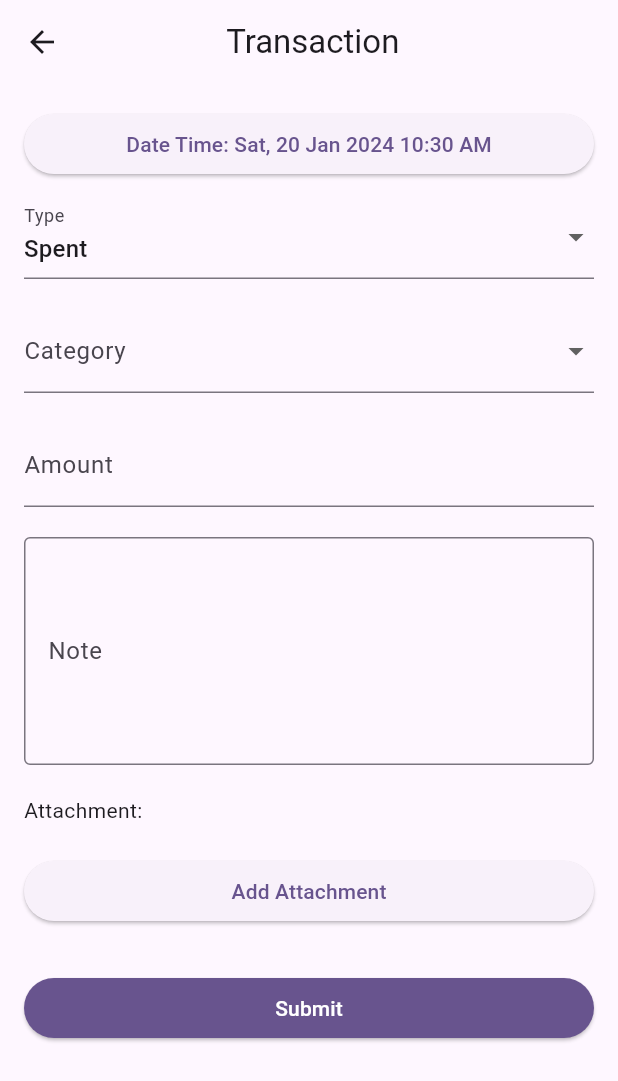
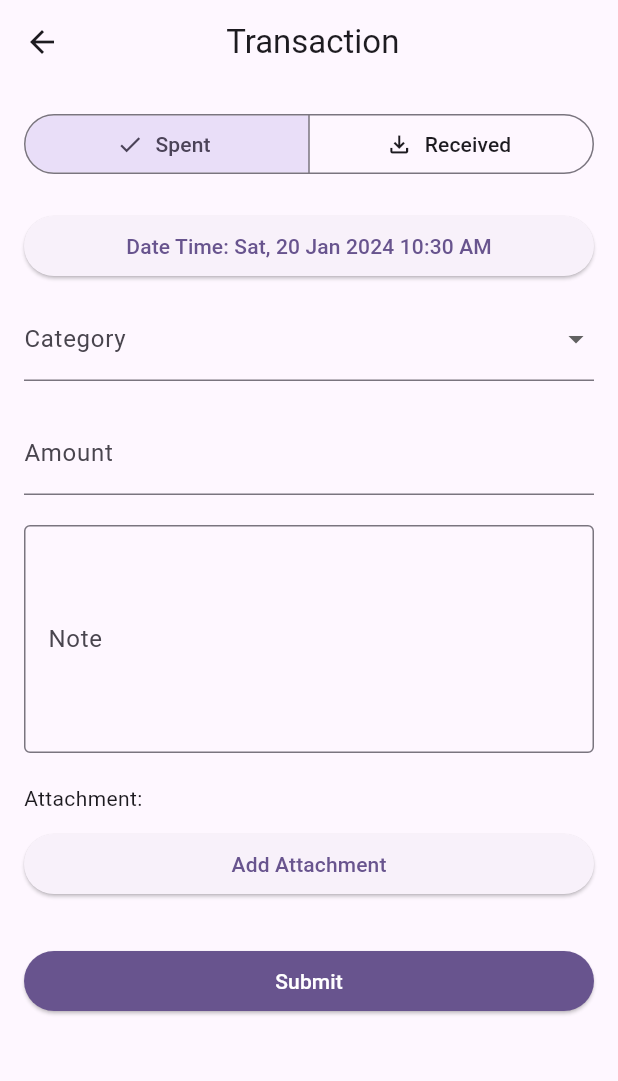
Before and after one commit to mussyahmi/my_finance_mate, a Flutter app: the TransactionFormPage screen opened directly with empty values, on a phone screen of 412 x 824 dp. Shown: the top 1081 px of the screen. Run offline on Flutter 3.47's test engine with Material 3 defaults, Android fonts, the phone set to English and light mode, and no system bars; our stand-ins replace adaptive_theme, cloud_firestore, device_info_plus, file_picker, firebase_auth, firebase_core and 7 more; accounts and stored records are empty.

Commit message:
Enhance transaction form page

```diff
--- a/lib/pages/category_list_page.dart
+++ b/lib/pages/category_list_page.dart
@@ -71,7 +71,7 @@ class _CategoryListPageState extends State<CategoryListPage> {
                       text: 'Spent',
                     ),
                     Tab(
-                      icon: Icon(Icons.file_upload_outlined),
+                      icon: Icon(Icons.file_download_outlined),
                       text: 'Received',
                     ),
                   ],
--- a/lib/pages/transaction_form_page.dart
+++ b/lib/pages/transaction_form_page.dart
@@ -77,6 +77,30 @@ class TransactionFormPageState extends State<TransactionFormPage> {
           child: Column(
             crossAxisAlignment: CrossAxisAlignment.stretch,
             children: <Widget>[
+              SegmentedButton(
+                segments: const [
+                  ButtonSegment(
+                    value: 'spent',
+                    label: Text('Spent'),
+                    icon: Icon(Icons.file_upload_outlined),
+                  ),
+                  ButtonSegment(
+                    value: 'received',
+                    label: Text('Received'),
+                    icon: Icon(Icons.file_download_outlined),
+                  ),
+                ],
+                selected: {selectedType},
+                onSelectionChanged: (newSelection) {
+                  setState(() {
+                    selectedType = newSelection.first;
+                    selectedCategoryId = null;
+                  });
+
+                  _fetchCategories();
+                },
+              ),
+              const SizedBox(height: 20),
               ElevatedButton(
                 onPressed: () async {
                   final selectedDate = await showDatePicker(
@@ -108,28 +132,6 @@ class TransactionFormPageState extends State<TransactionFormPage> {
                 ),
               ),
               const SizedBox(height: 10),
-              DropdownButtonFormField<String>(
-                value: selectedType,
-                onChanged: (newValue) {
-                  setState(() {
-                    selectedType = newValue as String;
-                    selectedCategoryId = null;
-                  });
-
-                  _fetchCategories();
-                },
-                items: ['spent', 'received']
-                    .map((type) => DropdownMenuItem(
-                          value: type,
-                          child: Text(
-                              '${type[0].toUpperCase()}${type.substring(1)}'),
-                        ))
-                    .toList(),
-                decoration: const InputDecoration(
-                  labelText: 'Type',
-                ),
-              ),
-              const SizedBox(height: 20),
               DropdownButtonFormField<String>(
                 value: selectedCategoryId,
                 onChanged: (newValue) async {
@@ -278,7 +280,7 @@ class TransactionFormPageState extends State<TransactionFormPage> {
                     ),
                   ],
                 ),
-              const SizedBox(height: 20),
+              const SizedBox(height: 10),
               ElevatedButton(
                 onPressed: () async {
                   showDialog(
```
